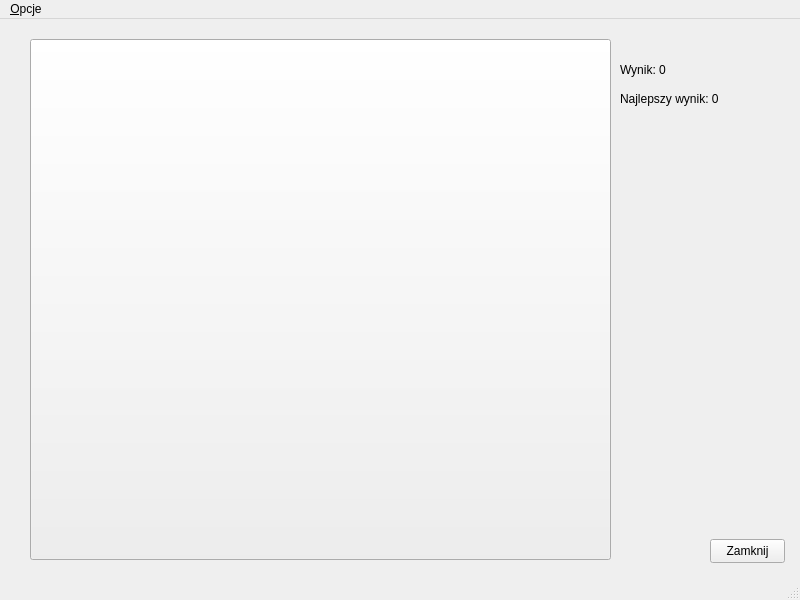
Qt form mainwindow.ui (pt20krezolekk/clicker) before a commit.
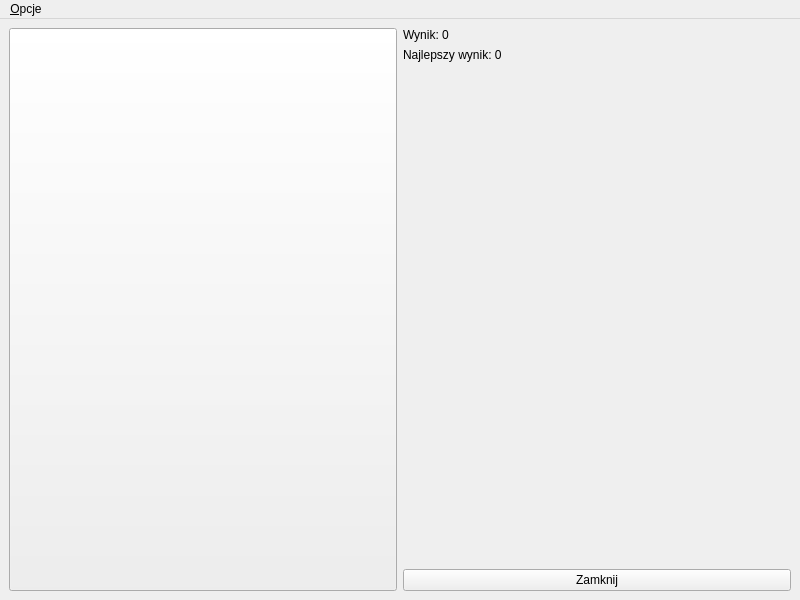
The same form after that commit.

```diff
--- a/mainwindow.ui
+++ b/mainwindow.ui
@@ -14,58 +14,75 @@
    <string>MainWindow</string>
   </property>
   <widget class="QWidget" name="centralwidget">
+   <layout class="QHBoxLayout" name="horizontalLayout">
+    <item>
+     <layout class="QVBoxLayout" name="verticalLayout_3">
+      <item>
    <widget class="QPushButton" name="pushButton">
-    <property name="geometry">
-     <rect>
-      <x>30</x>
-      <y>20</y>
-      <width>581</width>
-      <height>521</height>
-     </rect>
+        <property name="sizePolicy">
+         <sizepolicy hsizetype="Minimum" vsizetype="Preferred">
+          <horstretch>0</horstretch>
+          <verstretch>0</verstretch>
+         </sizepolicy>
     </property>
     <property name="text">
      <string/>
     </property>
    </widget>
+      </item>
+     </layout>
+    </item>
+    <item>
+     <layout class="QVBoxLayout" name="verticalLayout">
+      <item>
    <widget class="QLabel" name="labelWynik">
-    <property name="geometry">
-     <rect>
-      <x>620</x>
-      <y>40</y>
-      <width>121</width>
-      <height>21</height>
-     </rect>
+        <property name="sizePolicy">
+         <sizepolicy hsizetype="Preferred" vsizetype="Fixed">
+          <horstretch>0</horstretch>
+          <verstretch>0</verstretch>
+         </sizepolicy>
     </property>
     <property name="text">
      <string>Wynik: 0</string>
     </property>
    </widget>
+      </item>
+      <item>
    <widget class="QLabel" name="labelNajlepszyWynik">
-    <property name="geometry">
-     <rect>
-      <x>620</x>
-      <y>70</y>
-      <width>151</width>
-      <height>20</height>
-     </rect>
+        <property name="sizePolicy">
+         <sizepolicy hsizetype="Preferred" vsizetype="Fixed">
+          <horstretch>0</horstretch>
+          <verstretch>0</verstretch>
+         </sizepolicy>
     </property>
     <property name="text">
      <string>Najlepszy wynik: 0</string>
     </property>
    </widget>
+      </item>
+      <item>
+       <spacer name="verticalSpacer">
+        <property name="orientation">
+         <enum>Qt::Vertical</enum>
+        </property>
+        <property name="sizeHint" stdset="0">
+         <size>
+          <width>20</width>
+          <height>40</height>
+         </size>
+        </property>
+       </spacer>
+      </item>
+      <item>
    <widget class="QPushButton" name="pushButton_2">
-    <property name="geometry">
-     <rect>
-      <x>710</x>
-      <y>520</y>
-      <width>75</width>
-      <height>24</height>
-     </rect>
-    </property>
     <property name="text">
      <string>Zamknij</string>
     </property>
    </widget>
+      </item>
+     </layout>
+    </item>
+   </layout>
   </widget>
   <widget class="QMenuBar" name="menubar">
    <property name="geometry">
@@ -85,7 +102,6 @@
    </widget>
    <addaction name="menu_Pomoc"/>
   </widget>
-  <widget class="QStatusBar" name="statusbar"/>
   <action name="actionZamknij">
    <property name="text">
     <string>&amp;Zamknij</string>
```
Left out of the diff: 2 changed lines with no effect on the pictures. Lines whose indentation alone changed are shown as unchanged.
